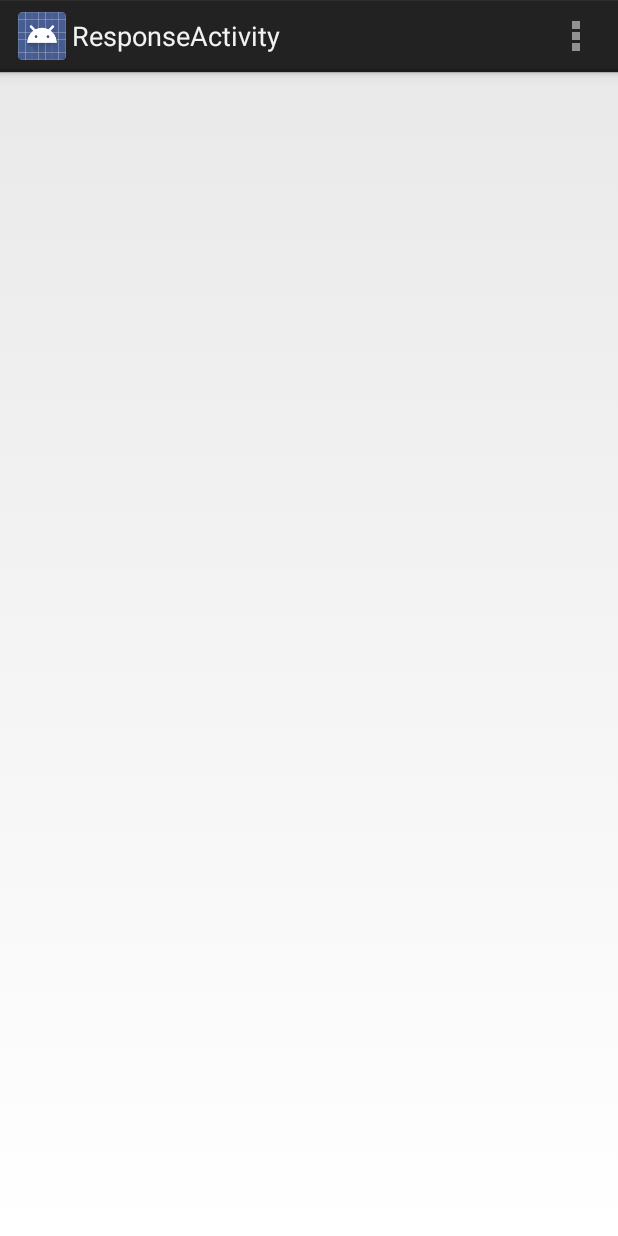
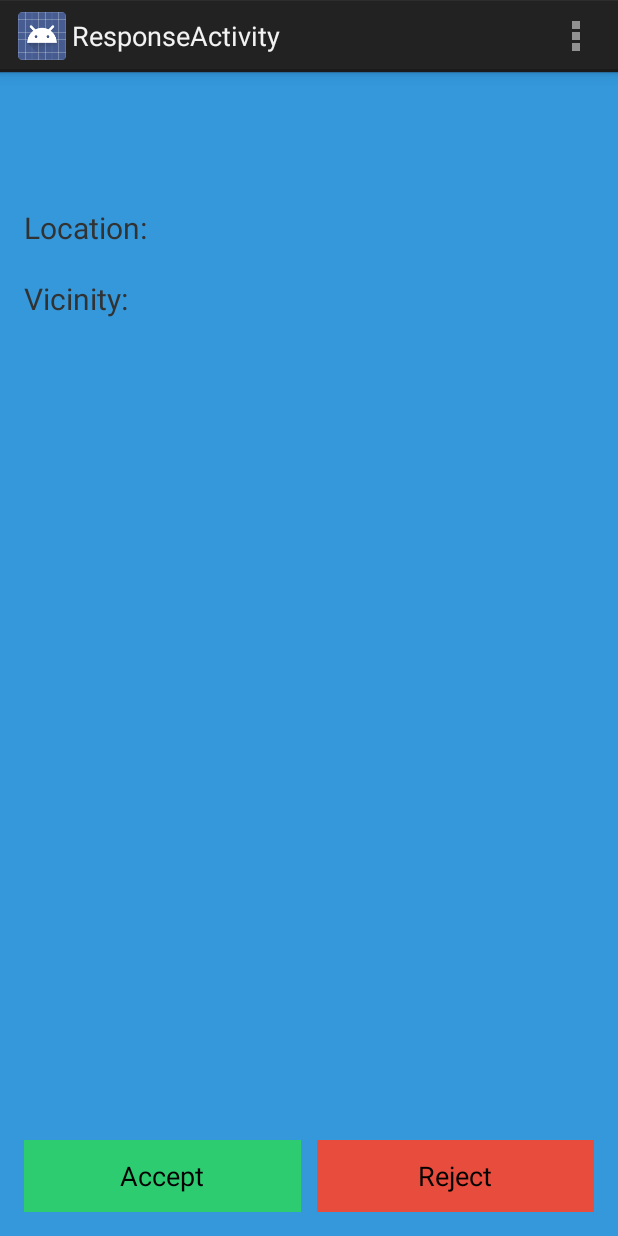
Before and after one commit to churichard/Friendcast, an Android app: the ResponseActivity screen opened directly, with no data from a screen before it, on a phone screen of 412 x 824 dp. Run offline under Robolectric (Android 15) with nearby library versions, the phone set to English and light mode, and no system bars.

Commit message:
Got notifications working again (I think)

```diff
--- a/app/src/main/java/hackru2014f/friendcast/FriendPickerActivity.java
+++ b/app/src/main/java/hackru2014f/friendcast/FriendPickerActivity.java
@@ -17,14 +17,19 @@
 import com.facebook.Request;
 import com.facebook.Response;
 import com.facebook.Session;
+import com.parse.FunctionCallback;
+import com.parse.ParseCloud;
+import com.parse.ParseException;
 import com.parse.ParseInstallation;
 import com.parse.ParsePush;
 import com.parse.ParseQuery;
+import com.parse.ParseUser;
 
 import org.json.JSONArray;
 import org.json.JSONException;
 
 import java.util.ArrayList;
+import java.util.HashMap;
 import java.util.List;
 
 public class FriendPickerActivity extends Activity {
@@ -32,7 +37,7 @@
 
     private FriendListAdapter friendListAdapter;
     private ArrayList<User> friendList;
-    private String name;
+    private String fbname;
     private String restaurant;
     private String vicinity;
 
@@ -42,7 +47,7 @@
         setContentView(R.layout.activity_friend_picker);
 
         Intent intent = getIntent();
-        name = intent.getStringExtra(NAME);
+        fbname = intent.getStringExtra(NAME);
         restaurant = intent.getStringExtra(RestaurantPickerActivity.RESTAURANT);
         vicinity = intent.getStringExtra(RestaurantPickerActivity.VICINITY);
 
@@ -85,7 +90,7 @@
             CheckBox checkBox = (CheckBox) friendListView.getChildAt(i).findViewById(R.id.friendListItemCheckbox);
 
             if(checkBox.isChecked()) {
-                pushToFbId(friendList.get(i).id, name + " has invited you to eat at " + restaurant + " (located at " + vicinity + ")!");
+                pushToFbId(friendList.get(i).id, fbname, restaurant, vicinity);
             }
         }
     }
@@ -102,13 +107,14 @@
         return super.onOptionsItemSelected(item);
     }
 
-    public void pushToFbId(String fbId, String message) {
-        ParseQuery pushQuery = ParseInstallation.getQuery();
-        pushQuery.whereEqualTo("fbid", fbId);
-        ParsePush push = new ParsePush();
-        push.setQuery(pushQuery);
-        push.setMessage(message);
-        push.sendInBackground();
+    public void pushToFbId(String fbId, String fbName, String placeName, String vicinity) {
+        HashMap<String, Object> params = new HashMap<String, Object>();
+        params.put("fbid", fbId);
+        params.put("fbname", fbName);
+        params.put("placename", placeName);
+        params.put("vicinity", vicinity);
+
+        ParseCloud.callFunctionInBackground("push", params, null);  // No callback
     }
 
     private class FriendListAdapter extends ArrayAdapter<User> {
--- a/app/src/main/java/hackru2014f/friendcast/MainFragment.java
+++ b/app/src/main/java/hackru2014f/friendcast/MainFragment.java
@@ -16,6 +16,7 @@
 import com.facebook.UiLifecycleHelper;
 import com.facebook.model.GraphUser;
 import com.facebook.widget.LoginButton;
+import com.parse.ParseUser;
 
 import java.util.Arrays;
 
@@ -46,7 +47,7 @@
         // may not be triggered. Trigger it if it's open/closed.
         Session session = Session.getActiveSession();
         if (session != null &&
-                (session.isOpened() || session.isClosed()) ) {
+                (session.isOpened() || session.isClosed())) {
             onSessionStateChange(session, session.getState(), null);
         }
 
@@ -100,6 +101,7 @@
                 @Override
                 public void onCompleted(GraphUser user, Response response) {
                     if (user != null) {
+                        ParseUser.getCurrentUser().put("fbid", user.getId());
                         Intent intent = new Intent(getActivity(), RestaurantPickerActivity.class);
                         intent.putExtra(FriendPickerActivity.NAME, user.getName());
                         startActivity(intent);
--- a/app/src/main/res/layout/activity_friend_picker.xml
+++ b/app/src/main/res/layout/activity_friend_picker.xml
@@ -6,8 +6,7 @@
     android:paddingRight="@dimen/activity_horizontal_margin"
     android:paddingTop="@dimen/activity_vertical_margin"
     android:paddingBottom="@dimen/activity_vertical_margin"
-    tools:context="hackru2014f.friendcast.FriendPickerActivity"
-    android:background="@drawable/main_header_selector">
+    tools:context="hackru2014f.friendcast.FriendPickerActivity">
 
     <TextView
         android:layout_width="wrap_content"
--- a/app/src/main/res/layout/activity_main.xml
+++ b/app/src/main/res/layout/activity_main.xml
@@ -3,7 +3,6 @@
     xmlns:android="http://schemas.android.com/apk/res/android"
     android:layout_width="match_parent"
     android:layout_height="match_parent"
-    android:background="@drawable/main_header_selector"
     android:layout_gravity="center_vertical" >
 
     <LinearLayout android:layout_width="match_parent"
--- a/app/src/main/res/layout/activity_response.xml
+++ b/app/src/main/res/layout/activity_response.xml
@@ -9,10 +9,72 @@
     tools:context="hackru2014f.friendcast.ResponseActivity">
 
     <TextView
-        android:text=""
         android:layout_width="wrap_content"
         android:layout_height="wrap_content"
+        android:layout_centerHorizontal="true"
+        android:id="@+id/responseTopText"
         android:gravity="center"
-        android:textSize="30sp" />
+        android:textSize="40sp" />
+
+    <TextView
+        android:layout_width="wrap_content"
+        android:layout_height="wrap_content"
+        android:layout_below="@id/responseTopText"
+        android:layout_marginTop="20dp"
+        android:id="@+id/responseLocationLabel"
+        android:text="Location: "
+        android:textSize="20sp" />
+
+    <TextView
+        android:layout_width="wrap_content"
+        android:layout_height="wrap_content"
+        android:layout_below="@id/responseTopText"
+        android:layout_toRightOf="@id/responseLocationLabel"
+        android:id="@+id/responseLocationText"
+        android:textSize="20sp" />
+
+    <TextView
+        android:layout_width="wrap_content"
+        android:layout_height="wrap_content"
+        android:layout_below="@id/responseLocationLabel"
+        android:layout_marginTop="20dp"
+        android:id="@+id/responseVicinityLabel"
+        android:text="Vicinity: "
+        android:textSize="20sp" />
+
+    <TextView
+        android:layout_width="wrap_content"
+        android:layout_height="wrap_content"
+        android:layout_below="@id/responseLocationLabel"
+        android:layout_toRightOf="@id/responseVicinityLabel"
+        android:id="@+id/responseVicinityText"
+        android:textSize="20sp" />
+
+    <View
+        android:layout_width="0dp"
+        android:layout_height="0dp"
+        android:layout_alignParentBottom="true"
+        android:layout_centerHorizontal="true"
+        android:id="@+id/responseBottomDivider" />
+
+    <Button
+        android:layout_width="wrap_content"
+        android:layout_height="wrap_content"
+        android:layout_alignParentBottom="true"
+        android:layout_alignParentLeft="true"
+        android:layout_alignRight="@id/responseBottomDivider"
+        android:layout_marginRight="5dp"
+        android:text="Accept"
+        android:background="#2ecc71" />
+
+    <Button
+        android:layout_width="wrap_content"
+        android:layout_height="wrap_content"
+        android:layout_alignParentBottom="true"
+        android:layout_alignParentRight="true"
+        android:layout_alignLeft="@id/responseBottomDivider"
+        android:layout_marginLeft="5dp"
+        android:text="Reject"
+        android:background="#e74c3c"/>
 
 </RelativeLayout>
--- a/app/src/main/res/values/styles.xml
+++ b/app/src/main/res/values/styles.xml
@@ -3,6 +3,7 @@
     <!-- Base application theme. -->
     <style name="AppTheme" parent="android:Theme.Holo.Light.DarkActionBar">
         <!-- Customize your theme here. -->
+        <item name="android:windowBackground">@drawable/main_header_selector</item>
     </style>
 
     <style name="TextStyle">
```
